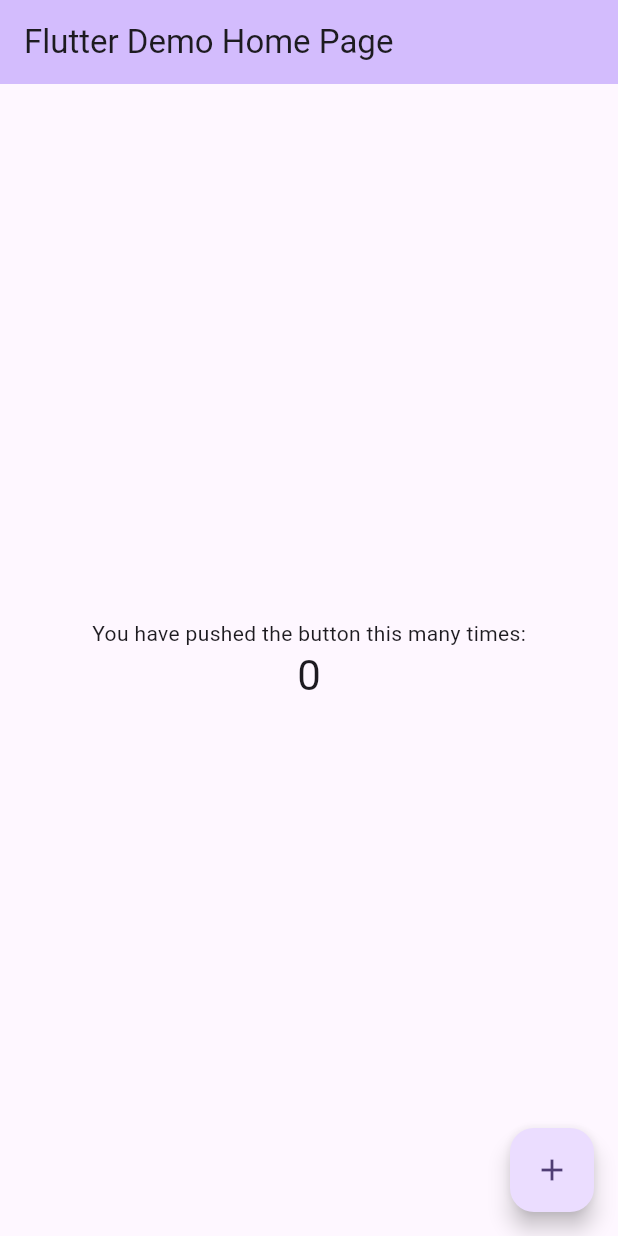
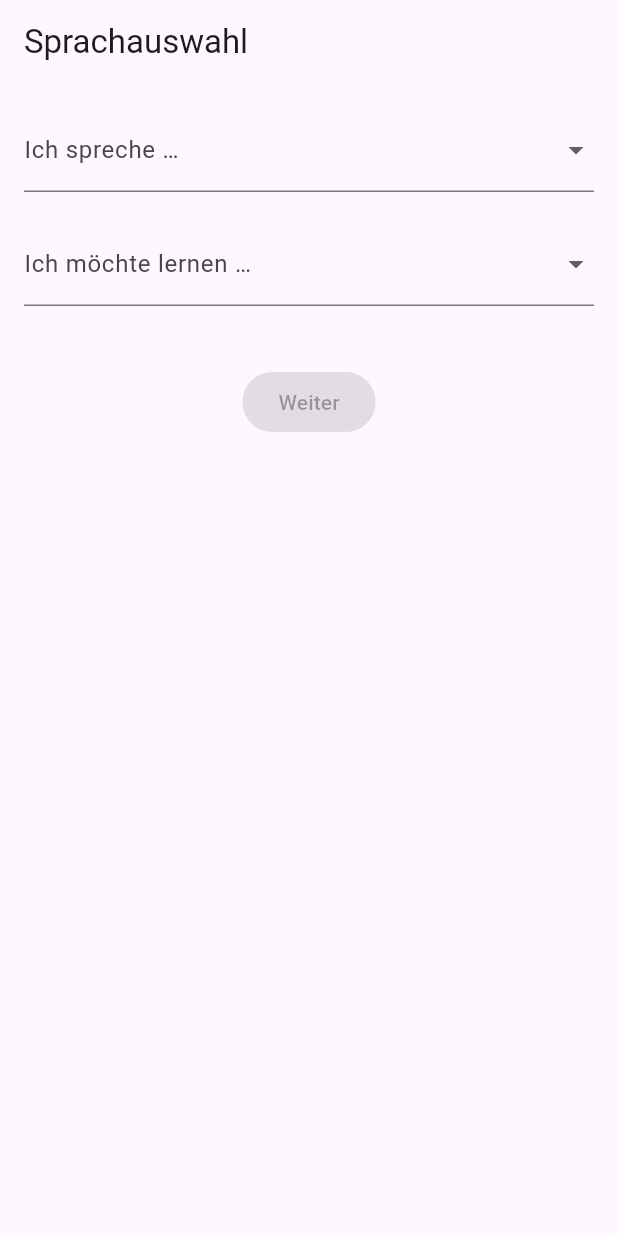
Before and after one commit to lieberschwager/flutter-arm64-lingua, a Flutter app: the screen it shows after launch, on a phone screen of 412 x 824 dp. Run offline on Flutter 3.47's test engine with Material 3 defaults, Android fonts, the phone set to English and light mode, and no system bars.

Commit message:
Aktueller Stand vom Tablet

```diff
--- a/lib/main.dart
+++ b/lib/main.dart
@@ -1,4 +1,5 @@
 import 'package:flutter/material.dart';
+import 'screens/language_selection_screen.dart'; // ← Import für deinen neuen Screen
 
 void main() {
   runApp(const MyApp());
@@ -7,46 +8,23 @@
 class MyApp extends StatelessWidget {
   const MyApp({super.key});
 
-  // This widget is the root of your application.
   @override
   Widget build(BuildContext context) {
     return MaterialApp(
-      title: 'Flutter Demo',
+      title: 'Lingua',
       theme: ThemeData(
-        // This is the theme of your application.
-        //
-        // TRY THIS: Try running your application with "flutter run". You'll see
-        // the application has a purple toolbar. Then, without quitting the app,
-        // try changing the seedColor in the colorScheme below to Colors.green
-        // and then invoke "hot reload" (save your changes or press the "hot
-        // reload" button in a Flutter-supported IDE, or press "r" if you used
-        // the command line to start the app).
-        //
-        // Notice that the counter didn't reset back to zero; the application
-        // state is not lost during the reload. To reset the state, use hot
-        // restart instead.
-        //
-        // This works for code too, not just values: Most code changes can be
-        // tested with just a hot reload.
         colorScheme: ColorScheme.fromSeed(seedColor: Colors.deepPurple),
         useMaterial3: true,
       ),
-      home: const MyHomePage(title: 'Flutter Demo Home Page'),
+      debugShowCheckedModeBanner: false,
+      home: const LanguageSelectionScreen(), // ← Hier wird dein Screen geladen
     );
   }
 }
 
+// Deine ursprüngliche Zählerseite bleibt erhalten:
 class MyHomePage extends StatefulWidget {
   const MyHomePage({super.key, required this.title});
-
-  // This widget is the home page of your application. It is stateful, meaning
-  // that it has a State object (defined below) that contains fields that affect
-  // how it looks.
-
-  // This class is the configuration for the state. It holds the values (in this
-  // case the title) provided by the parent (in this case the App widget) and
-  // used by the build method of the State. Fields in a Widget subclass are
-  // always marked "final".
 
   final String title;
 
@@ -59,55 +37,22 @@
 
   void _incrementCounter() {
     setState(() {
-      // This call to setState tells the Flutter framework that something has
-      // changed in this State, which causes it to rerun the build method below
-      // so that the display can reflect the updated values. If we changed
-      // _counter without calling setState(), then the build method would not be
-      // called again, and so nothing would appear to happen.
       _counter++;
     });
   }
 
   @override
   Widget build(BuildContext context) {
-    // This method is rerun every time setState is called, for instance as done
-    // by the _incrementCounter method above.
-    //
-    // The Flutter framework has been optimized to make rerunning build methods
-    // fast, so that you can just rebuild anything that needs updating rather
-    // than having to individually change instances of widgets.
     return Scaffold(
       appBar: AppBar(
-        // TRY THIS: Try changing the color here to a specific color (to
-        // Colors.amber, perhaps?) and trigger a hot reload to see the AppBar
-        // change color while the other colors stay the same.
         backgroundColor: Theme.of(context).colorScheme.inversePrimary,
-        // Here we take the value from the MyHomePage object that was created by
-        // the App.build method, and use it to set our appbar title.
         title: Text(widget.title),
       ),
       body: Center(
-        // Center is a layout widget. It takes a single child and positions it
-        // in the middle of the parent.
         child: Column(
-          // Column is also a layout widget. It takes a list of children and
-          // arranges them vertically. By default, it sizes itself to fit its
-          // children horizontally, and tries to be as tall as its parent.
-          //
-          // Column has various properties to control how it sizes itself and
-          // how it positions its children. Here we use mainAxisAlignment to
-          // center the children vertically; the main axis here is the vertical
-          // axis because Columns are vertical (the cross axis would be
-          // horizontal).
-          //
-          // TRY THIS: Invoke "debug painting" (choose the "Toggle Debug Paint"
-          // action in the IDE, or press "p" in the console), to see the
-          // wireframe for each widget.
           mainAxisAlignment: MainAxisAlignment.center,
           children: <Widget>[
-            const Text(
-              'You have pushed the button this many times:',
-            ),
+            const Text('You have pushed the button this many times:'),
             Text(
               '$_counter',
               style: Theme.of(context).textTheme.headlineMedium,
@@ -119,7 +64,7 @@
         onPressed: _incrementCounter,
         tooltip: 'Increment',
         child: const Icon(Icons.add),
-      ), // This trailing comma makes auto-formatting nicer for build methods.
+      ),
     );
   }
 }
--- /dev/null
+++ b/lib/screens/language_selection_screen.dart
@@ -0,0 +1,83 @@
+import 'dart:convert';
+import 'package:flutter/material.dart';
+import 'package:flutter/services.dart';
+
+class LanguageSelectionScreen extends StatefulWidget {
+  @override
+  _LanguageSelectionScreenState createState() => _LanguageSelectionScreenState();
+}
+
+class _LanguageSelectionScreenState extends State<LanguageSelectionScreen> {
+  List<String> availableLanguages = [];
+  String? sourceLanguage;
+  String? targetLanguage;
+
+  @override
+  void initState() {
+    super.initState();
+    loadLanguages();
+  }
+
+  Future<void> loadLanguages() async {
+    final String jsonString = await rootBundle.loadString('assets/data/vocab.json');
+    final List<dynamic> vocabList = json.decode(jsonString);
+
+    if (vocabList.isNotEmpty) {
+      final Map<String, dynamic> firstEntry = vocabList.first;
+      final List<String> keys = firstEntry.keys.where((key) => key != 'id').toList();
+      setState(() {
+        availableLanguages = keys;
+      });
+    }
+  }
+
+  @override
+  Widget build(BuildContext context) {
+    return Scaffold(
+      appBar: AppBar(title: Text('Sprachauswahl')),
+      body: Padding(
+        padding: const EdgeInsets.all(16.0),
+        child: Column(
+          children: [
+            DropdownButtonFormField<String>(
+              decoration: InputDecoration(labelText: 'Ich spreche …'),
+              value: sourceLanguage,
+              items: availableLanguages.map((lang) {
+                return DropdownMenuItem(value: lang, child: Text(lang.toUpperCase()));
+              }).toList(),
+              onChanged: (value) {
+                setState(() {
+                  sourceLanguage = value;
+                });
+              },
+            ),
+            SizedBox(height: 20),
+            DropdownButtonFormField<String>(
+              decoration: InputDecoration(labelText: 'Ich möchte lernen …'),
+              value: targetLanguage,
+              items: availableLanguages.map((lang) {
+                return DropdownMenuItem(value: lang, child: Text(lang.toUpperCase()));
+              }).toList(),
+              onChanged: (value) {
+                setState(() {
+                  targetLanguage = value;
+                });
+              },
+            ),
+            SizedBox(height: 40),
+            ElevatedButton(
+              onPressed: (sourceLanguage != null && targetLanguage != null)
+                  ? () {
+                      // Weiterleitung zur nächsten Seite oder Speicherung
+                      print('Ausgangssprache: $sourceLanguage');
+                      print('Zielsprache: $targetLanguage');
+                    }
+                  : null,
+              child: Text('Weiter'),
+            ),
+          ],
+        ),
+      ),
+    );
+  }
+}
--- a/pubspec.yaml
+++ b/pubspec.yaml
@@ -52,7 +52,8 @@ dev_dependencies:
 
 # The following section is specific to Flutter packages.
 flutter:
-
+  assets:
+    - assets/data/vocab.json
   # The following line ensures that the Material Icons font is
   # included with your application, so that you can use the icons in
   # the material Icons class.
```
Also changed, not shown: assets/data/vocab.json (added, +26 -0 lines), 1 other file.
